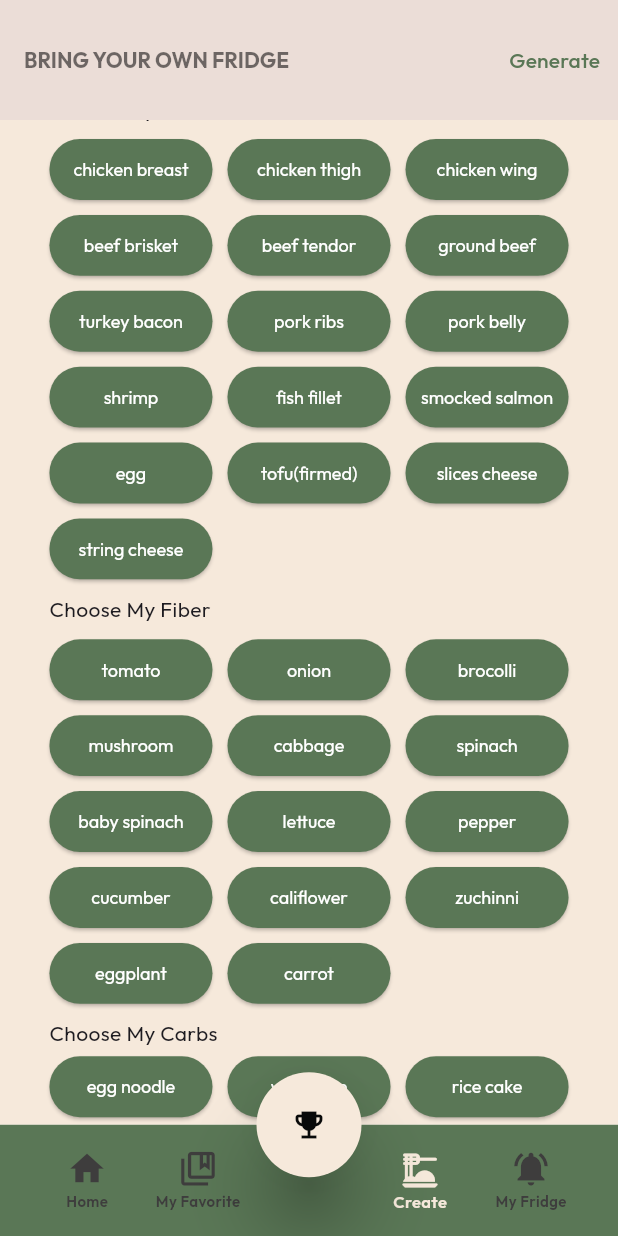
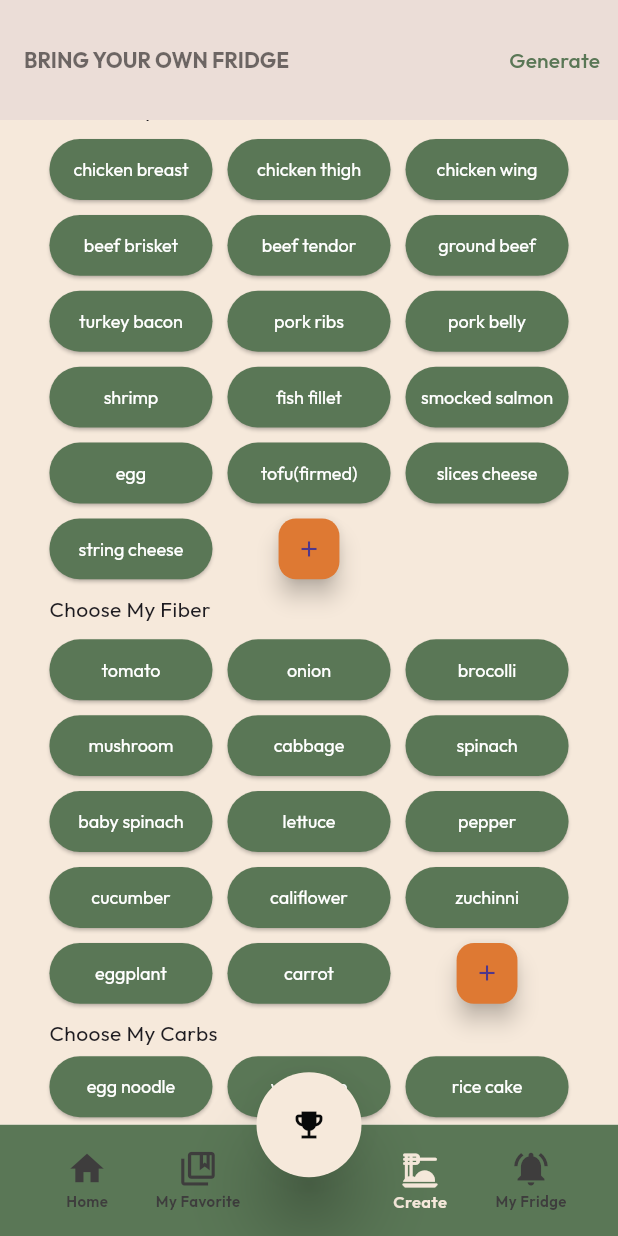
Before and after one commit to astridzhao/BYOF, a Flutter app: the screen it shows after launch, item 3 of the bottom bar chosen, scrolled down 576 dp, on a phone screen of 412 x 824 dp. Run offline on Flutter 3.47's test engine with Material 3 defaults, Android fonts, the light colour scheme and no system bars; our stand-ins replace cached_network_image, drift, flutter_svg, keyboard_actions, sqlite3_flutter_libs; missing offline and left inert: botton_nav_bar, clipboard, dart_openai, drift_dev, language_picker, sqlite3; accounts and stored records are empty; generated files the repository leaves out were written again.

Commit message:
add button in creation page
Signed-off-by: AstridZhao <zhao26z@mtholyoke.edu>

```diff
--- a/lib/Interface/Create_Recipe_screen/create_screen.dart
+++ b/lib/Interface/Create_Recipe_screen/create_screen.dart
@@ -97,6 +97,8 @@ class CreateScreenState extends State<CreateScreen> {
   ];
 
   List<String> selectedIngredients = [];
+
+  List<String> currentIngredientList = [];
 
   List<String> dropdownItemList1_cuisine = [
     "No Preference",
@@ -535,7 +537,7 @@ class CreateScreenState extends State<CreateScreen> {
   Widget _buildButtonProtein(BuildContext context) {
     return GridView.builder(
       shrinkWrap: true,
-      itemCount: ingredients_protein.length,
+      itemCount: ingredients_protein.length + 1,
       gridDelegate: SliverGridDelegateWithFixedCrossAxisCount(
           mainAxisExtent: 40.v,
           crossAxisCount: 3,
@@ -543,6 +545,28 @@ class CreateScreenState extends State<CreateScreen> {
           mainAxisSpacing: 10,
           crossAxisSpacing: 10),
       itemBuilder: (context, index) {
+        if (index == ingredients_protein.length) {
+          // This is the "Add" button
+
+          return SizedBox(
+              height: 5,
+              width: 5,
+              child: FittedBox(
+                  fit: BoxFit.contain,
+                  child: FloatingActionButton(
+                    // You can adjust this as needed
+                    tooltip: "Add a new protein",
+                    onPressed: () {
+                      currentIngredientList = ingredients_protein;
+                      addIngredientItem();
+                    },
+                    child: Icon(Icons.add),
+                    backgroundColor: appTheme.orange_primary,
+                    // shape: RoundedRectangleBorder(
+                    //     borderRadius:
+                    //         BorderRadius.all(Radius.circular(10)))
+                  )));
+        } else {
           String data = ingredients_protein[index];
           bool isSelected = selectedIngredients.contains(data);
           return ElevatedButton(
@@ -574,21 +598,119 @@ class CreateScreenState extends State<CreateScreen> {
                   fontFamily: "Outfit",
                 )),
           );
+        }
       },
     );
+  }
+
+  void addIngredientItem() async {
+    String? newIngredient = await _showAddIngredientDialog(context);
+    if (newIngredient != null && newIngredient.isNotEmpty) {
+      setState(() {
+        currentIngredientList.add(newIngredient);
+      });
+    }
   }
 
   Widget _buildButtonVegetable(BuildContext context) {
     return GridView.builder(
       shrinkWrap: true,
-      itemCount: ingredients_vege.length,
+      itemCount: ingredients_vege.length + 1, // Add 1 for the "Add" button
       gridDelegate: SliverGridDelegateWithFixedCrossAxisCount(
           mainAxisExtent: 40.v,
           crossAxisCount: 3,
           mainAxisSpacing: 10,
           crossAxisSpacing: 10),
       itemBuilder: (context, index) {
+        if (index == ingredients_vege.length) {
+          // This is the "Add" button
+
+          return SizedBox(
+              height: 5,
+              width: 5,
+              child: FittedBox(
+                  fit: BoxFit.contain,
+                  child: FloatingActionButton(
+                    // You can adjust this as needed
+                    tooltip: "Add a new vegetable",
+                    onPressed: () {
+                      currentIngredientList = ingredients_vege;
+                      addIngredientItem();
+                    },
+                    child: Icon(Icons.add),
+                    backgroundColor: appTheme.orange_primary,
+                    // shape: RoundedRectangleBorder(
+                    //     borderRadius:
+                    //         BorderRadius.all(Radius.circular(10)))
+                  )));
+        } else {
           String data = ingredients_vege[index];
+          bool isSelected = selectedIngredients.contains(data);
+          return ElevatedButton(
+            style: ElevatedButton.styleFrom(
+                padding: EdgeInsets.symmetric(horizontal: 1),
+                textStyle: TextStyle(fontFamily: "Outfit", fontSize: 12),
+                foregroundColor: Colors.white,
+                backgroundColor:
+                    isSelected ? Colors.grey : appTheme.green_primary),
+            onPressed: () {
+              setState(() {
+                if (selectedIngredients.contains(data)) {
+                  selectedIngredients.remove(data);
+                } else {
+                  if (selectedIngredients.length < 5) {
+                    selectedIngredients.add(data);
+                  }
+                }
+                atomInputContainerController.text =
+                    selectedIngredients.join("  ");
+              });
+            },
+            child: Text(data,
+                textAlign: TextAlign.center,
+                softWrap: true,
+                style: TextStyle(
+                  fontFamily: "Outfit",
+                )),
+          );
+        }
+      },
+    );
+  }
+
+  Widget _buildButtonCarb(BuildContext context) {
+    return GridView.builder(
+      shrinkWrap: true,
+      itemCount: ingredients_carb.length + 1, // Add 1 for the "Add" button
+      gridDelegate: SliverGridDelegateWithFixedCrossAxisCount(
+          mainAxisExtent: 40.v,
+          crossAxisCount: 3,
+          mainAxisSpacing: 10.0,
+          crossAxisSpacing: 10.0),
+      itemBuilder: (context, index) {
+        if (index == ingredients_carb.length) {
+          // This is the "Add" button
+          currentIngredientList = ingredients_carb;
+          return SizedBox(
+              height: 5,
+              width: 5,
+              child: FittedBox(
+                  fit: BoxFit.contain,
+                  child: FloatingActionButton(
+                    // You can adjust this as needed
+                    tooltip: "Add a new carb",
+                    onPressed: () {
+                      currentIngredientList = ingredients_carb;
+                      addIngredientItem();
+                    },
+                    child: Icon(Icons.add),
+                    backgroundColor: appTheme.orange_primary,
+                    // shape: RoundedRectangleBorder(
+                    //     borderRadius:
+                    //         BorderRadius.all(Radius.circular(10)))
+                  )));
+        } else {
+          String data = ingredients_carb[index];
           bool isSelected = selectedIngredients.contains(data);
           return ElevatedButton(
             style: ElevatedButton.styleFrom(
@@ -619,6 +741,7 @@ class CreateScreenState extends State<CreateScreen> {
                   fontFamily: "Outfit",
                 )),
           );
+        }
       },
     );
   }
@@ -626,13 +749,35 @@ class CreateScreenState extends State<CreateScreen> {
   Widget _buildButtonOthers(BuildContext context) {
     return GridView.builder(
       shrinkWrap: true,
-      itemCount: ingredients_others.length,
+      itemCount: ingredients_others.length + 1, // Add 1 for the "Add" button
       gridDelegate: SliverGridDelegateWithFixedCrossAxisCount(
           mainAxisExtent: 40.v,
           crossAxisCount: 3,
           mainAxisSpacing: 10.0,
           crossAxisSpacing: 10.0),
       itemBuilder: (context, index) {
+        if (index == ingredients_others.length) {
+          // This is the "Add" button
+          currentIngredientList = ingredients_others;
+          return SizedBox(
+              height: 5,
+              width: 5,
+              child: FittedBox(
+                  fit: BoxFit.contain,
+                  child: FloatingActionButton(
+                    // You can adjust this as needed
+                    tooltip: "Add",
+                    onPressed: () {
+                      currentIngredientList = ingredients_others;
+                      addIngredientItem();
+                    },
+                    child: Icon(Icons.add),
+                    backgroundColor: appTheme.orange_primary,
+                    // shape: RoundedRectangleBorder(
+                    //     borderRadius:
+                    //         BorderRadius.all(Radius.circular(10)))
+                  )));
+        } else {
           String data = ingredients_others[index];
           bool isSelected = selectedIngredients.contains(data);
           return ElevatedButton(
@@ -664,51 +809,7 @@ class CreateScreenState extends State<CreateScreen> {
                   fontFamily: "Outfit",
                 )),
           );
-      },
-    );
         }
-
-  Widget _buildButtonCarb(BuildContext context) {
-    return GridView.builder(
-      shrinkWrap: true,
-      itemCount: ingredients_carb.length,
-      gridDelegate: SliverGridDelegateWithFixedCrossAxisCount(
-          mainAxisExtent: 40.v,
-          crossAxisCount: 3,
-          mainAxisSpacing: 10.0,
-          crossAxisSpacing: 10.0),
-      itemBuilder: (context, index) {
-        String data = ingredients_carb[index];
-        bool isSelected = selectedIngredients.contains(data);
-        return ElevatedButton(
-          style: ElevatedButton.styleFrom(
-              padding: EdgeInsets.symmetric(horizontal: 1),
-              textStyle: TextStyle(fontFamily: "Outfit", fontSize: 12),
-              foregroundColor: Colors.white,
-              backgroundColor:
-                  isSelected ? Colors.grey : appTheme.green_primary),
-          onPressed: () {
-            setState(() {
-              if (selectedIngredients.contains(data)) {
-                // If the data is already selected, remove it
-                selectedIngredients.remove(data);
-              } else {
-                if (selectedIngredients.length < 5) {
-                  // If the data is not selected, add it
-                  selectedIngredients.add(data);
-                }
-              }
-              atomInputContainerController.text =
-                  selectedIngredients.join("  ");
-            });
-          },
-          child: Text(data,
-              textAlign: TextAlign.center,
-              softWrap: true,
-              style: TextStyle(
-                fontFamily: "Outfit",
-              )),
-        );
       },
     );
   }
@@ -791,77 +892,41 @@ class CreateScreenState extends State<CreateScreen> {
   }
 }
 
+Future<String?> _showAddIngredientDialog(BuildContext context) async {
+  String? ingredientName;
 
-// class MyAppBar extends StatelessWidget implements PreferredSizeWidget {
-//   MyAppBar({Key? key}) : super(key: key);
-//   Size get preferredSize => Size.fromHeight(kToolbarHeight);
-//   List<String> dropdownItemList1_cuisine = ["Asian", "Italian", "Mexican"];
-
-//   List<String> dropdownItemList2_cooking_ethod = [
-//     "No Preference",
-//     "Pan Fry",
-//     "Oven"
-//   ];
-
-//   List<String> dropdownItemList3_dish_type = [
-//     "No Preference",
-//     "Breakfast",
-//     "Lunch",
-//     "Dinner",
-//     "Quick Meal"
-//   ];
-
-//   List<String> dropdownItemList4_restriction = [
-//     "No Restriction",
-//     "Vegetarian",
-//     "Low-Carb/Keto"
-//   ];
-
-//   Widget build(BuildContext context) {
-//     return AppBar(
-//       leading: IconButton(
-//         icon: const Icon(Icons.arrow_back_ios_new_rounded),
-//         tooltip: 'Back to home page',
-//         color: Colors.blueGrey,
-//         splashColor: appTheme.orange_primary,
-//         onPressed: () {
-//           Navigator.of(context).pop(MaterialPageRoute(
-//               builder: (context) => HomepageContainerScreen()));
-//         },
-//       ),
-//       backgroundColor: appTheme.yellow_secondary,
-//       title: const Text('BRING YOUR OWN FRIDGE'),
-//       toolbarHeight: 80,
-//       // backgroundColor: Color(0xFF5A7756),
-//       titleTextStyle: TextStyle(
-//           color: Colors.black54, fontSize: 14, fontWeight: FontWeight.bold),
-//       actions: <Widget>[
-//         IconButton(
-//           icon: const Icon(Icons.more_horiz),
-//           color: Colors.blueGrey,
-//           splashColor: appTheme.orange_primary,
-//           tooltip: 'More Recipe Settings',
-//           onPressed: () {
-//             _buildRecipeSetting(context);
-//           },
-//         ),
-//         TextButton(
-//           child: Text(
-//             "Generate",
-//             style:
-//                 TextStyle(fontFamily: "Outfit", color: appTheme.green_primary),
-//           ),
-//           // style: ButtonStyle(
-//           //   fixedSize: MaterialStateProperty.all<Size>(Size(80, 2)),
-//           //   backgroundColor:
-//           //   MaterialStateProperty.all<Color>(appTheme.orange_primary),
-//           // ),
-//           onPressed: () {
-//             sendPrompt();
-//             Navigator.of(context).push(
-//                 MaterialPageRoute(builder: (context) => GenerationScreen()));
-//           },
-//         ),
-//       ],
-//     );
-//   }
+  return showDialog<String>(
+    context: context,
+    builder: (BuildContext context) {
+      return AlertDialog(
+        title: const Text('Add Ingredient'),
+        content: TextField(
+          onChanged: (value) {
+            ingredientName = value;
+          },
+          decoration: InputDecoration(hintText: "Enter ingredient name"),
+        ),
+        actions: <Widget>[
+          TextButton(
+            child: const Text(
+              'Cancel',
+              style: TextStyle(color: Colors.black),
+            ),
+            onPressed: () {
+              Navigator.of(context).pop();
+            },
+          ),
+          TextButton(
+            child: const Text(
+              'Add',
+              style: TextStyle(color: Colors.black),
+            ),
+            onPressed: () {
+              Navigator.of(context).pop(ingredientName);
+            },
+          ),
+        ],
+      );
+    },
+  );
+}
--- a/lib/Interface/homepage_screen/homepage_page/homepage_page.dart
+++ b/lib/Interface/homepage_screen/homepage_page/homepage_page.dart
@@ -31,7 +31,7 @@ class HomepagePageState extends State<HomepagePage> {
 
   Stream<List<String?>> getFilteringValues() {
     final imageURL = recipe_dao.recipes.imageURL;
-    print(imageURL);
+    // print(imageURL);
     // Assuming 'select' and 'get' are correctly defined in your DAO
     final query = recipe_dao.selectOnly(recipe_dao.recipes, distinct: true)
       ..addColumns([imageURL]);
@@ -40,7 +40,7 @@ class HomepagePageState extends State<HomepagePage> {
         .watch()
         .map((rows) => rows.map((row) => row.read(imageURL)).toList());
 
-    print(recipeImageURL);
+    // print(recipeImageURL);
     return recipeImageURL;
     // return query.map((row) => row.read(imageURL));
   }
```
Also changed, not shown: lib/Interface/myfridge_screen/_myfridge_screen.dart (+0 -25 lines). Lines whose indentation alone changed are shown as unchanged.
